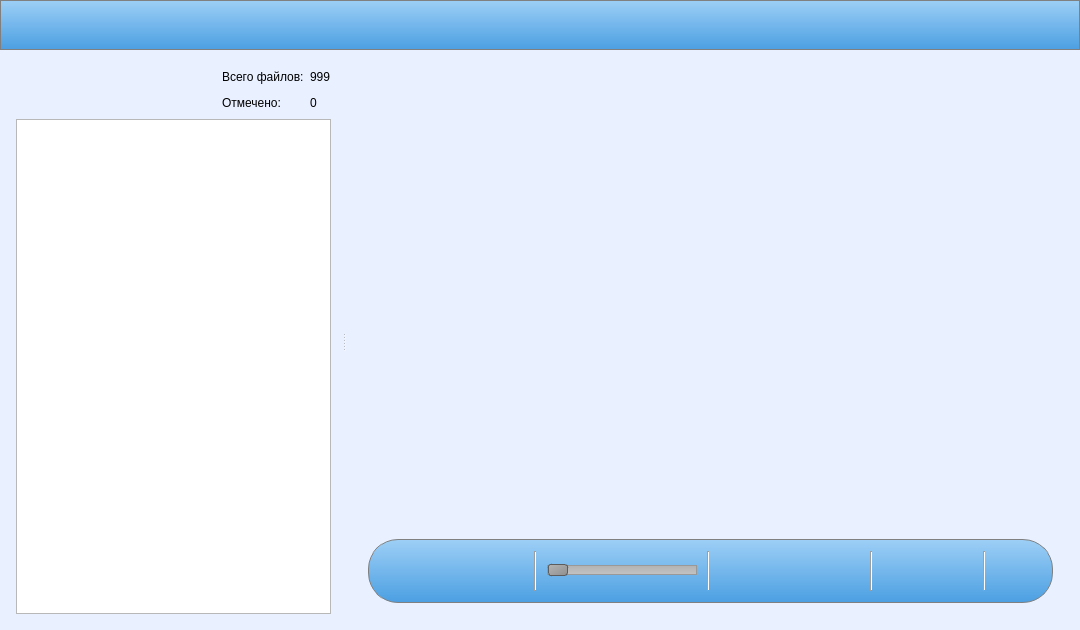
Above: ui/mainwindow.ui from bduminiuc/imageviewver before the change. Below: the same form after it.
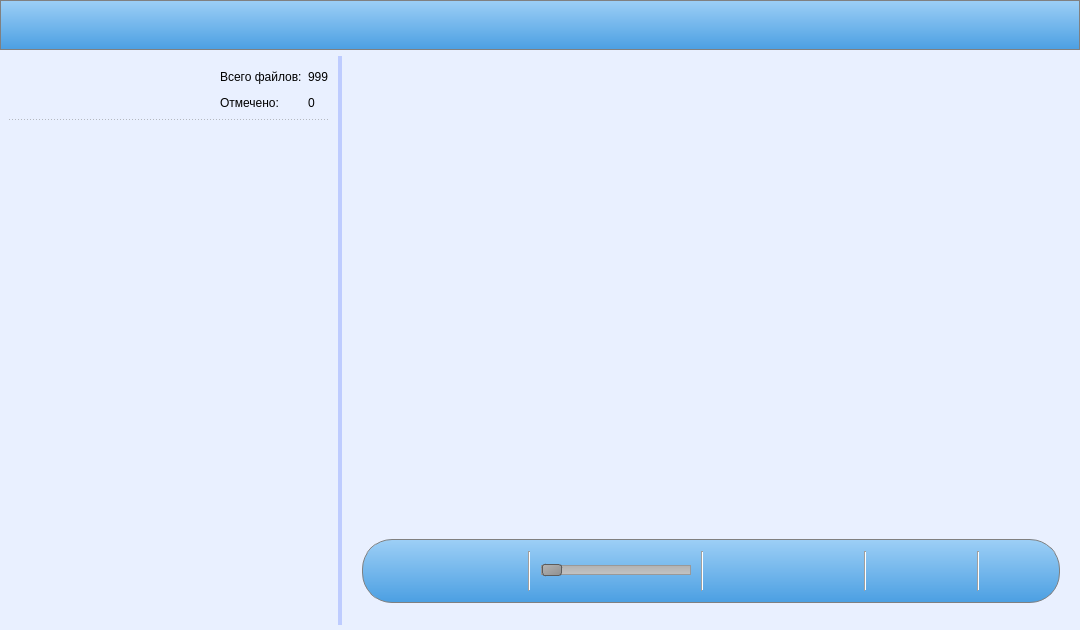
That is the form after the change. Icons and pictures are not drawn.

Commit message: add label to scroll area

What changed in the file:
```diff
--- a/ui/mainwindow.ui
+++ b/ui/mainwindow.ui
@@ -18,11 +18,14 @@
     <normaloff>:/icons/images/Picture-Viewer-icon.ico</normaloff>:/icons/images/Picture-Viewer-icon.ico</iconset>
   </property>
   <property name="styleSheet">
-   <string notr="true">QMainWindow#MainWindow { 
-	background-color: rgb(233, 240, 255);
+   <string notr="true">QMainWindow#MainWindow { background-color: rgb(233, 240, 255);}
+
+QTreeView, QScrollArea { border: none; }
+QTreeView { 
+	border-top: 1px dashed gray;
 }
 
-QSplitter#splitter { margin: 0 5px; }
+QSplitter#splitter::handle { background-color: rgb(190, 204, 255); }
 
 QFrame#headerFrame, QFrame#toolBarFrame { 
 	background-color: qlineargradient(spread:pad, x1:0.5, y1:0, x2:0.5, y2:1, stop:0 rgba(157, 207, 246, 255), stop:0.5 rgba(116, 183, 236, 255), stop:1 rgba(75, 159, 226, 255));
@@ -203,14 +206,17 @@
     </item>
     <item>
      <widget class="QSplitter" name="splitter">
-      <property name="styleSheet">
-       <string notr="true"/>
-      </property>
       <property name="orientation">
        <enum>Qt::Horizontal</enum>
       </property>
       <widget class="QWidget" name="">
        <layout class="QGridLayout" name="gridLayout">
+        <property name="leftMargin">
+         <number>9</number>
+        </property>
+        <property name="rightMargin">
+         <number>9</number>
+        </property>
         <item row="0" column="0">
          <spacer name="horizontalSpacer_2">
           <property name="orientation">
@@ -266,12 +272,25 @@
          </widget>
         </item>
         <item row="2" column="0" colspan="3">
-         <widget class="QTreeView" name="treeView"/>
+         <widget class="QTreeView" name="treeView">
+          <property name="styleSheet">
+           <string notr="true">background: transparent;</string>
+          </property>
+          <property name="headerHidden">
+           <bool>true</bool>
+          </property>
+         </widget>
         </item>
        </layout>
       </widget>
       <widget class="QWidget" name="">
        <layout class="QVBoxLayout" name="verticalLayout">
+        <property name="leftMargin">
+         <number>9</number>
+        </property>
+        <property name="rightMargin">
+         <number>9</number>
+        </property>
         <item>
          <widget class="QScrollArea" name="scrollArea">
           <property name="styleSheet">
@@ -280,13 +299,16 @@
           <property name="widgetResizable">
            <bool>true</bool>
           </property>
+          <property name="alignment">
+           <set>Qt::AlignCenter</set>
+          </property>
           <widget class="QWidget" name="scrollAreaWidgetContents">
            <property name="geometry">
             <rect>
              <x>0</x>
              <y>0</y>
-             <width>791</width>
-             <height>481</height>
+             <width>785</width>
+             <height>483</height>
             </rect>
            </property>
           </widget>
```
Left out of the diff: 59 changed lines with no effect on the pictures.
